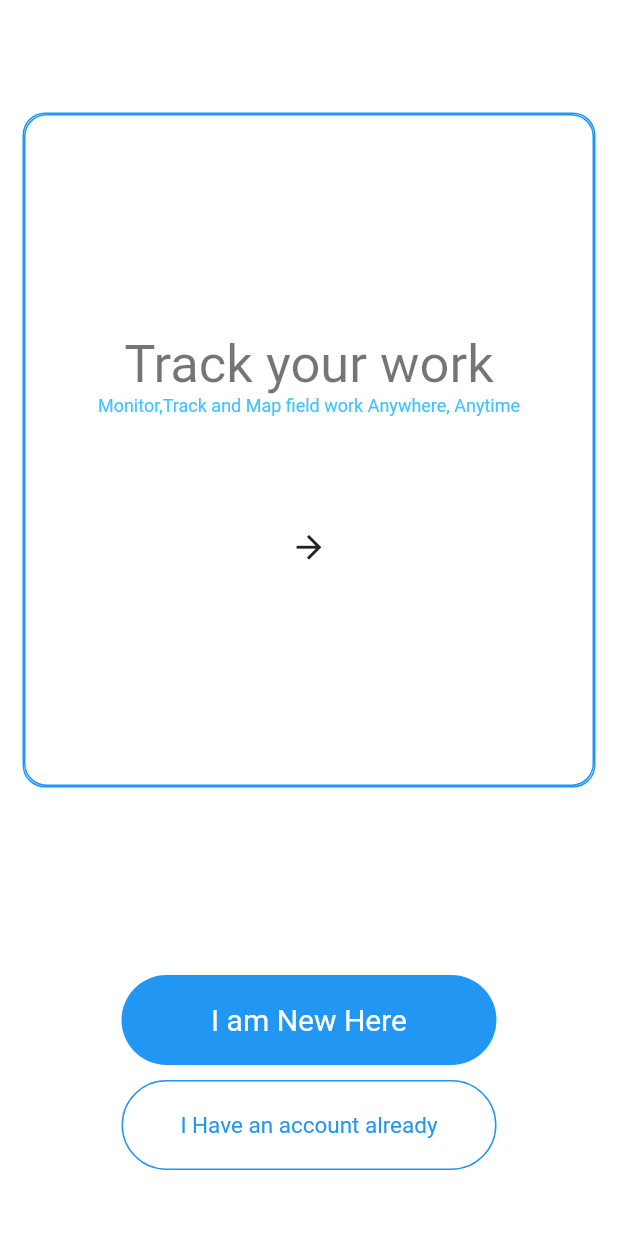
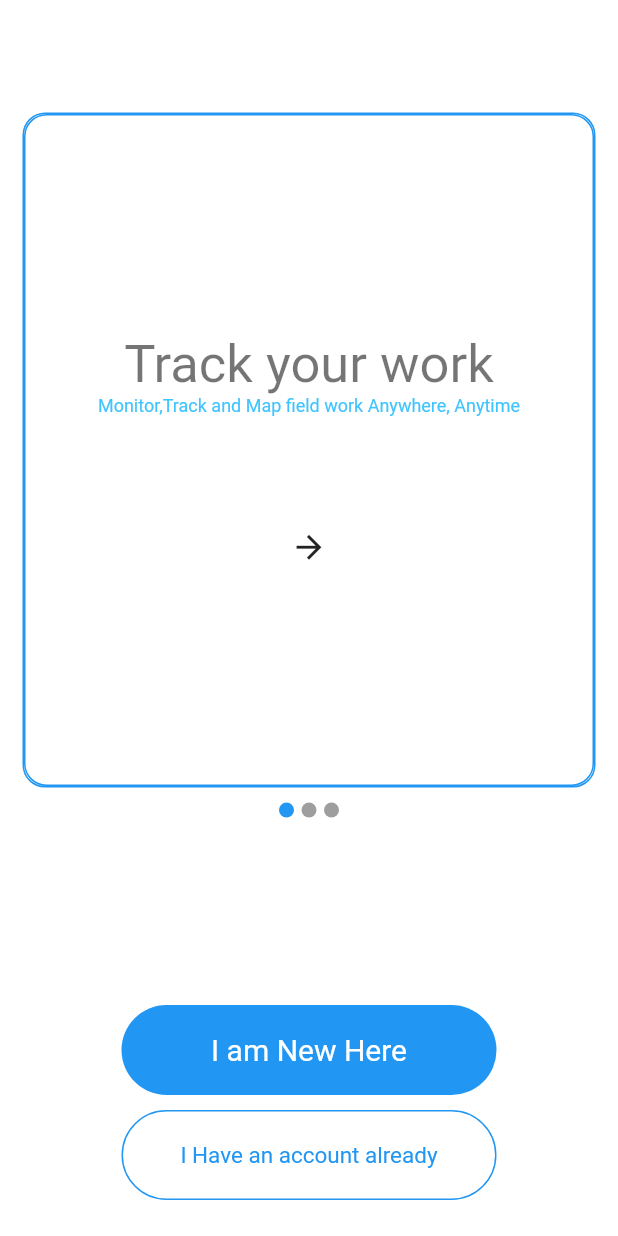
Before and after one commit to hariharan1201/Fielda-Login-UI, a Flutter app: the Splash screen opened directly, on a phone screen of 412 x 824 dp. Run offline on Flutter 3.47's test engine with Material 2 defaults, Android fonts, the phone set to English and light mode, and no system bars; drawn by our look-alikes of smooth_page_indicator; our stand-ins replace email_validator, webview_flutter; Roboto replaces fonts that are missing (Tiltwrap).

Commit message:
Welcome screen

```diff
--- a/lib/splash.dart
+++ b/lib/splash.dart
@@ -5,6 +5,7 @@ import 'package:login_app/Login.dart';
 import 'package:login_app/Signup.dart';
 import 'package:login_app/component/lastbox.dart';
 import 'package:login_app/component/splashbox.dart';
+import 'package:smooth_page_indicator/smooth_page_indicator.dart';
 
 class Splash extends StatefulWidget {
   const Splash({super.key});
@@ -14,6 +15,7 @@ class Splash extends StatefulWidget {
 }
 
 class _SplashState extends State<Splash> {
+  PageController pagecontrl = PageController();
   @override
   void initState() {
     super.initState();
@@ -25,6 +27,7 @@ class _SplashState extends State<Splash> {
     });
   }
 
+  @override
   Widget build(BuildContext context) {
     return Scaffold(
       backgroundColor: Colors.white,
@@ -41,6 +44,7 @@ class _SplashState extends State<Splash> {
                   border: Border.all(color: Colors.blue)),
               child: Expanded(
                 child: PageView(
+                  controller: pagecontrl,
                   children: const [
                     Splashbox(
                       Head: "Track your work",
@@ -58,6 +62,21 @@ class _SplashState extends State<Splash> {
                   ],
                 ),
               ),
+            ),
+            const SizedBox(
+              height: 10,
+            ),
+            SmoothPageIndicator(
+              controller: pagecontrl,
+              count: 3,
+              effect: const SlideEffect(
+                  spacing: 5.0,
+                  radius: 10.0,
+                  dotWidth: 10.0,
+                  dotHeight: 10.0,
+                  paintStyle: PaintingStyle.fill,
+                  strokeWidth: 1.5,
+                  activeDotColor: Colors.blue),
             ),
             const SizedBox(
               height: 125,
```
